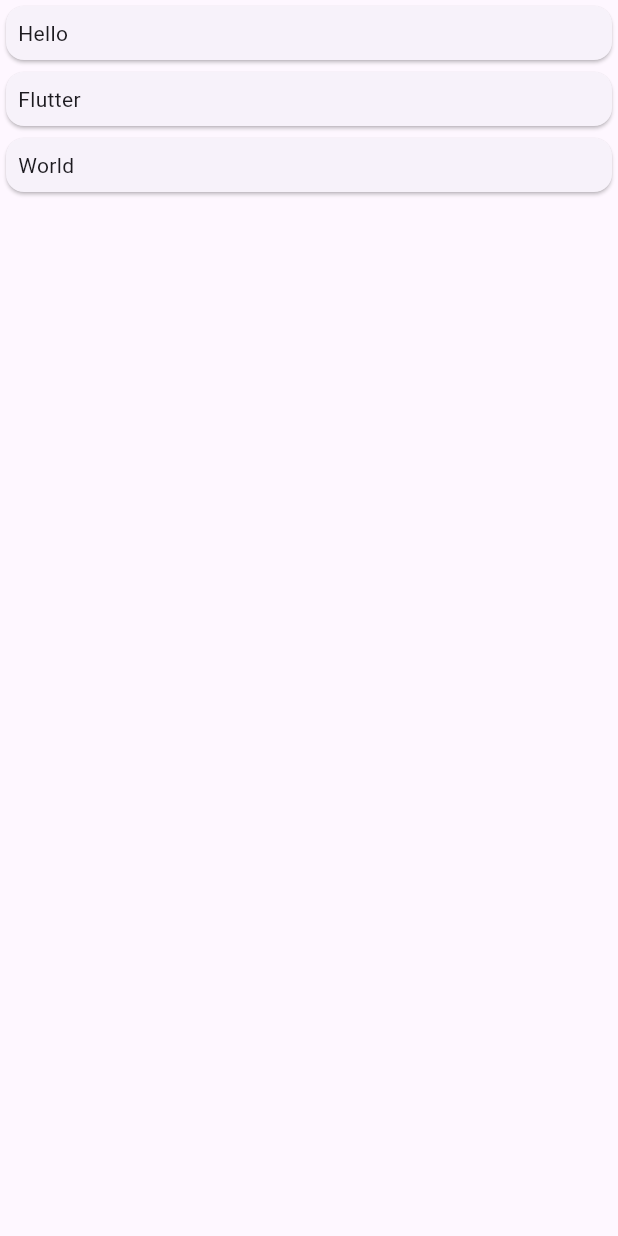
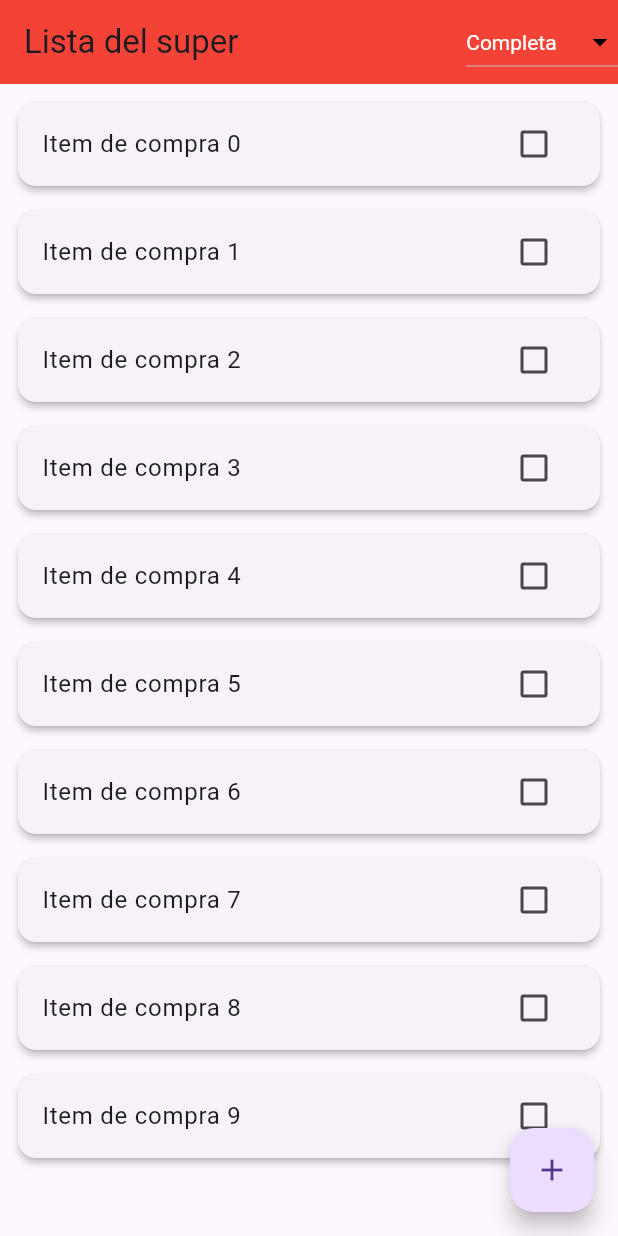
Before and after one commit to msalvetti/listas_de_compras, a Flutter app: the screen it shows after launch, on a phone screen of 412 x 824 dp. Run offline on Flutter 3.47's test engine with Material 3 defaults, Android fonts, the light colour scheme and no system bars; our stand-ins replace flutter_riverpod.

Commit message:
Add state management and dropdown menu

```diff
--- a/listas_de_compras/lib/main.dart
+++ b/listas_de_compras/lib/main.dart
@@ -1,34 +1,94 @@
 import 'package:flutter/material.dart';
-
+import 'package:flutter_riverpod/flutter_riverpod.dart';
+import 'state_managment.dart';
 void main() {
-  runApp(MainApp());
+  runApp(const ProviderScope(child: MyApp()));
 }
 
-class MainApp extends StatelessWidget {
-  MainApp({super.key});
-
-  final List<String> data = <String>['Hello', 'Flutter', 'World'];
+class MyApp extends StatelessWidget {
+  const MyApp({Key? key}) : super(key: key);
 
   @override
   Widget build(BuildContext context) {
     return MaterialApp(
       debugShowCheckedModeBanner: false,
-      home: Scaffold(
-        body: ListView.builder(
-          itemCount: data.length,
-          itemBuilder: (BuildContext context, int index) {
-            return buildCard(data[index]);
-          },
-        ),
+      title: 'Flutter Demo',
+      theme: ThemeData(
+        primarySwatch: Colors.red,
       ),
+      home: const MyHomePage(),
     );
   }
+}
 
-  Widget buildCard(String text) {
-    return Card(
-      child: Padding(
+class MyHomePage extends ConsumerWidget {
+  const MyHomePage({super.key});
+
+  @override
+  Widget build(BuildContext context, WidgetRef ref) {
+    List<CartItem> cartItems = ref.watch(filteredCartListProvider);
+
+    // Conteo total de items para añadir uno nuevo a partir del último
+    int totalItems = ref.read(cartListProvider.notifier).countTotalItems();
+
+    // Valor del menu dropDown
+    String dropDownValue = ref.watch(menuProvider);
+
+    return Scaffold(
+      appBar: AppBar(
+        centerTitle: false,
+        title: const Text('Lista del super'),
+        backgroundColor: Colors.red,
+        actions: [
+          DropdownButton(
+              dropdownColor: Colors.black,
+              style: const TextStyle(color: Colors.white),
+              icon: const Icon(
+                Icons.arrow_drop_down,
+                color: Colors.black,
+              ),
+              value: dropDownValue,
+
+              // se crea una lista de items a partir de la que definimos en state_managment.dart
+              items: menuItems
+                  .map((String e) => DropdownMenuItem(
+                        value: e,
+                        child: Text(e),
+                      ))
+                  .toList(),
+
+              // al cambiar se asigna un nuevo valor al provider del menu
+              onChanged: (String? value) =>
+               ref.read(menuProvider.notifier)
+                  .update((state) => state = value!))
+        ],
+      ),
+      body: Padding(
         padding: const EdgeInsets.all(8.0),
-        child: Text(text),
+        child: ListView.separated(
+            itemBuilder: ((context, index) {
+              return Card(
+                elevation: 2,
+                child: CheckboxListTile(
+                  title: Text('Item de compra ${cartItems[index].number}'),
+                  value: cartItems[index].inCart,
+                  onChanged: (value) => ref
+                      .read(cartListProvider.notifier)
+                      .toggle(cartItems[index].number),
+
+                ),
+              );
+            }),
+            separatorBuilder: ((context, index) => const SizedBox(
+                  height: 8,
+                )),
+            itemCount: cartItems.length),
+      ),
+      floatingActionButton: FloatingActionButton(
+        child: const Icon(Icons.add),
+        onPressed: () => ref
+            .read(cartListProvider.notifier)
+            .add(CartItem(number: totalItems, inCart: false)),
       ),
     );
   }
--- /dev/null
+++ b/listas_de_compras/lib/state_managment.dart
@@ -0,0 +1,81 @@
+import 'package:flutter/material.dart';
+import 'package:flutter_riverpod/flutter_riverpod.dart';
+
+@immutable
+class CartItem {
+  // variables
+  final int number;
+  final bool inCart;
+
+  // constructor
+  const CartItem({required this.number, required this.inCart});
+
+  // funcion para cambiar alguno de los parametros
+  CartItem copyWith({int? number, bool? inCart}) {
+    return CartItem(
+        number: number ?? this.number, inCart: inCart ?? this.inCart);
+  }
+}
+
+// Genera una lista de tipo CartItem del 0 al 9 todos con el valor inCart falso
+var cartList =
+    List<CartItem>.generate(10, (i) => CartItem(number: i++, inCart: false));
+
+// Notifier del estado de la lista de items de compra
+class CartNotifier extends StateNotifier<List<CartItem>> {
+  CartNotifier() : super(cartList);
+
+  // añade un nuevo item, reemplazando la lista anterior, porque state es immutable
+  void add(CartItem item) {
+    state = [...state, item];
+  }
+
+  // cambia el estado de inCart al valor contrario, falso -> verdadero y viceversa
+  void toggle(int itemNumber) {
+    state = [
+      for (final item in state)
+        if (item.number == itemNumber)
+          item.copyWith(inCart: !item.inCart)
+        else
+          item,
+    ];
+  }
+
+  // retorna un entero para saber el total de items en la lista completa
+  int countTotalItems() {
+    return state.length;
+  }
+}
+
+// Provider de la lista de compras
+final cartListProvider =
+    StateNotifierProvider<CartNotifier, List<CartItem>>((ref) {
+  return CartNotifier();
+});
+
+// Lista del menu desplegable
+var menuItems = [
+  'En el carrito',
+  'Por comprar',
+  'Completa',
+];
+
+// Provider para saber el estado del menu, por defecto inicia con la lista completa
+final menuProvider = StateProvider<String>((ref) {
+  return 'Completa';
+});
+
+// Provider para retornar la lista filtrada segun los items del menu
+final filteredCartListProvider = Provider<List<CartItem>>((ref) {
+  final filter = ref.watch(menuProvider);
+  final cartList = ref.watch(cartListProvider);
+  switch (filter) {
+    case 'Completa':
+      return cartList;
+    case 'En el carrito':
+      return cartList.where((item) => item.inCart).toList();
+    case 'Por comprar':
+      return cartList.where((item) => !item.inCart).toList();
+  }
+  throw {};
+});
--- a/listas_de_compras/pubspec.yaml
+++ b/listas_de_compras/pubspec.yaml
@@ -9,11 +9,13 @@
 dependencies:
   flutter:
     sdk: flutter
+  flutter_riverpod: ^2.4.10
+
 
 dev_dependencies:
+  flutter_lints: ^2.0.0
   flutter_test:
     sdk: flutter
-  flutter_lints: ^2.0.0
 
 flutter:
   uses-material-design: true
```
